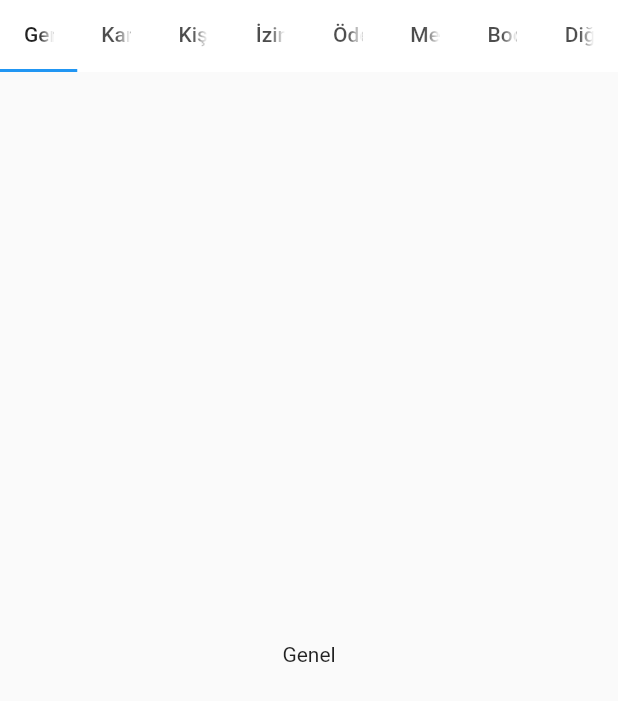
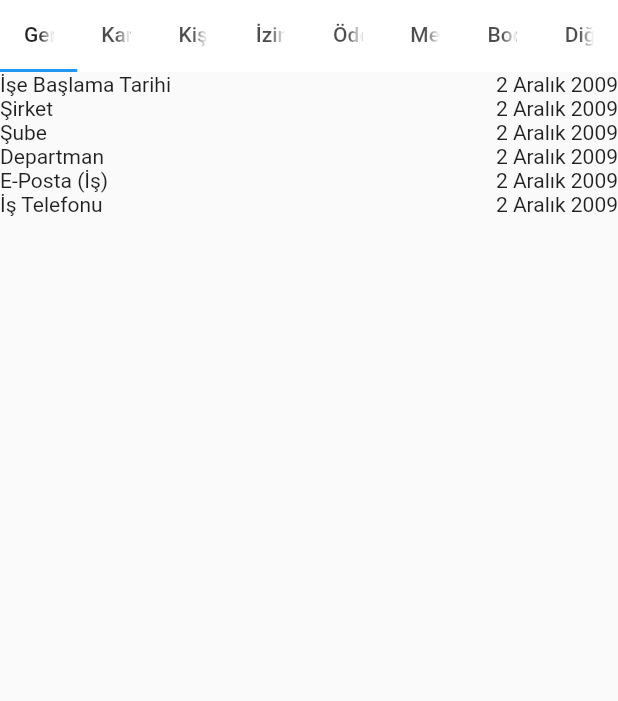
Before and after one commit to MergenTech-ERP-Project/Frontend, a Flutter app: the AddNewEmployee screen opened directly, on a phone screen of 412 x 824 dp. Shown: the top 701 px of the screen. Run offline on Flutter 3.47's test engine with Material 2 defaults, Android fonts, the light colour scheme and no system bars; our stand-ins replace date_time_picker, get, shared_preferences; missing offline and left inert: dart:html, enum_to_string; accounts and stored records are empty; network calls fail.

Commit message:
General Tab added

```diff
--- a/flutter/lib/screens/ActivityForm/main_form_page.dart
+++ b/flutter/lib/screens/ActivityForm/main_form_page.dart
@@ -4,6 +4,7 @@ import 'package:get/state_manager.dart';
 import 'package:vtys_kalite/core/statics.dart';
 import 'package:vtys_kalite/models/user.dart';
 import 'package:vtys_kalite/screens/AddNewEmployee/employees.dart';
+import 'package:vtys_kalite/screens/AddNewEmployee/tab_genel.dart';
 import 'package:vtys_kalite/screens/Forms/NonWorking_Activity_Daily_Inspection_Form/daily_inspection_form.dart';
 import 'package:vtys_kalite/screens/Forms/PermissionRequestForm/permission_request_form.dart';
 import 'package:vtys_kalite/screens/Forms/Travel_Assignment_Notification_Form/travel_assignment_notification_form.dart';
@@ -58,6 +59,7 @@ class _MainFormPageState extends State<MainFormPage> {
                   TravelAssignmentNotificationFormPage(),
                   PermissionRequestFormPage(),
                   DailyInspectionFormPage(),
+                  TabGenel(),
                   SettingsPage(),
                 ],
               ),
--- a/flutter/lib/screens/AddNewEmployee/add_new_employee.dart
+++ b/flutter/lib/screens/AddNewEmployee/add_new_employee.dart
@@ -1,4 +1,5 @@
 import 'package:flutter/material.dart';
+import 'package:vtys_kalite/screens/AddNewEmployee/tab_genel.dart';
 
 class AddNewEmployee extends StatefulWidget {
   const AddNewEmployee({Key? key}) : super(key: key);
@@ -35,7 +36,7 @@ class _AddNewEmployeeState extends State<AddNewEmployee> {
         body: const SafeArea(
             child: TabBarView(
               children: [
-                Center(child: Text("Genel")),
+                Center(child: TabGenel()),
                 Center(child: Text("2")),
                 Center(child: Text("3")),
                 Center(child: Text("4")),
--- /dev/null
+++ b/flutter/lib/screens/AddNewEmployee/tab_genel.dart
@@ -0,0 +1,73 @@
+import 'package:flutter/material.dart';
+
+class TabGenel extends StatefulWidget {
+  const TabGenel({Key? key}) : super(key: key);
+
+  /*  final List<String> _cardPicture = [
+    "İşe Başlama Tarihi" ,
+    "Şirket",
+    "Şube",
+    "Departman",
+    "E-Posta (İş)",
+    "İş Telefonu"
+  ];   */
+
+  @override
+  _TabGenelState createState() => _TabGenelState();
+}
+
+class _TabGenelState extends State<TabGenel> {
+  @override
+  Widget build(BuildContext context) {
+    return Container(
+      child: Column(
+        children: [
+          Row(
+            mainAxisAlignment: MainAxisAlignment.spaceBetween,
+            children: [
+              Text("İşe Başlama Tarihi"),
+              Text("2 Aralık 2009"),
+            ],
+          ),
+          Row(
+            mainAxisAlignment: MainAxisAlignment.spaceBetween,
+            children: [
+              Text("Şirket"),
+              Text("2 Aralık 2009"),
+            ],
+          ),
+          Row(
+            mainAxisAlignment: MainAxisAlignment.spaceBetween,
+            children: [
+              Text("Şube"),
+              Text("2 Aralık 2009"),
+            ],
+          ),
+          Row(
+            mainAxisAlignment: MainAxisAlignment.spaceBetween,
+            children: [
+              Text("Departman"),
+              Text("2 Aralık 2009"),
+            ],
+          ),
+          Row(
+            mainAxisAlignment: MainAxisAlignment.spaceBetween,
+            children: [
+              Text("E-Posta (İş)"),
+              Text("2 Aralık 2009"),
+            ],
+          ),
+          Row(
+            mainAxisAlignment: MainAxisAlignment.spaceBetween,
+            children: [
+              Text("İş Telefonu"),
+              Text("2 Aralık 2009"),
+            ],
+          ),
+        ],
+      ),
+    );
+  }
+}
+
+// ctrl .
```
Also changed, not shown: flutter/flutter_01.png (added), flutter/flutter_02.png (added), flutter/pubspec.lock.
